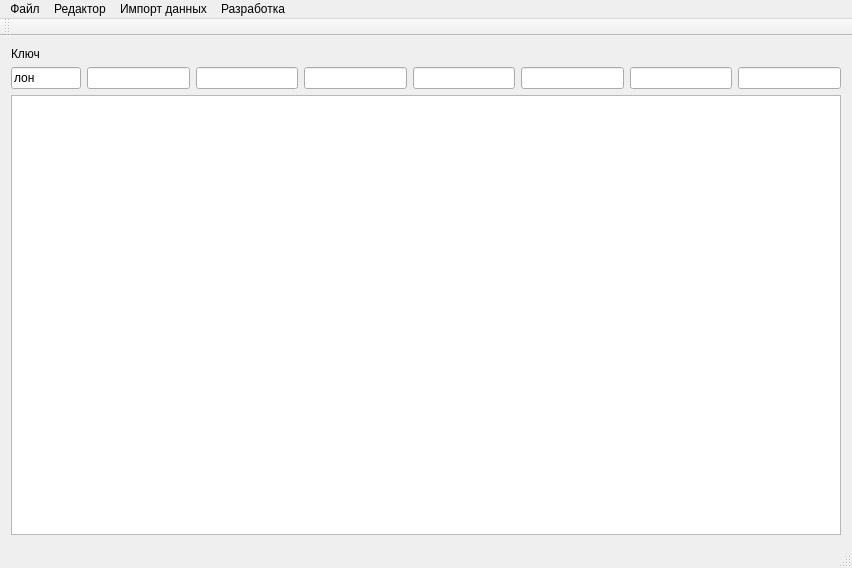
Qt form mainwindow.ui (drWebber/workbench) before a commit.
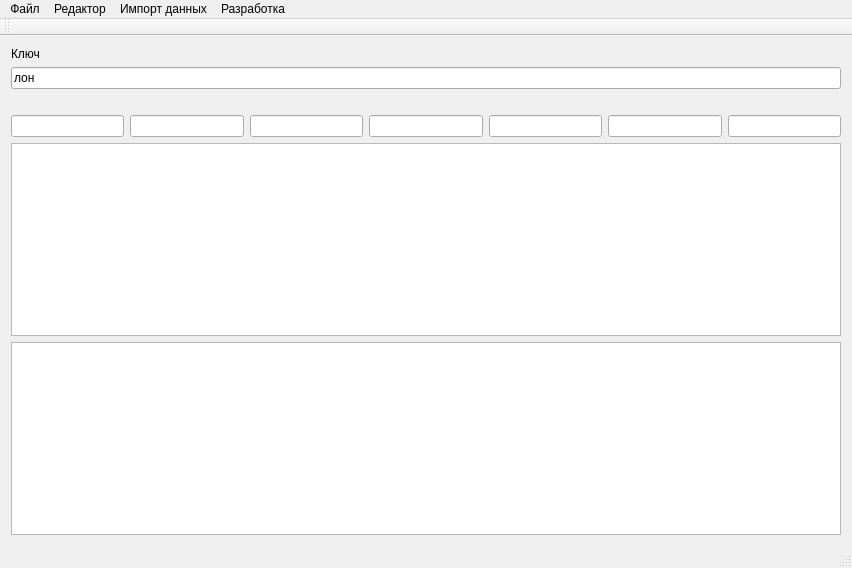
The same form after that commit.

```diff
--- a/mainwindow.ui
+++ b/mainwindow.ui
@@ -15,7 +15,15 @@
   </property>
   <widget class="QWidget" name="centralWidget">
    <layout class="QGridLayout" name="gridLayout">
-    <item row="0" column="0">
+    <item row="2" column="1">
+     <layout class="QGridLayout" name="gridLayout_3">
+      <item row="2" column="1">
+       <widget class="QTableView" name="tbvInvoice"/>
+      </item>
+      <item row="1" column="1">
+       <widget class="QTableView" name="tableView"/>
+      </item>
+      <item row="0" column="1">
      <layout class="QVBoxLayout" name="verticalLayout">
       <item>
        <widget class="QLabel" name="lbKey">
@@ -31,9 +39,7 @@
         </property>
        </widget>
       </item>
-     </layout>
-    </item>
-    <item row="0" column="1">
+        <item>
      <layout class="QGridLayout" name="gridLayout_2">
       <item row="1" column="4">
        <widget class="QLineEdit" name="leVal5"/>
@@ -105,10 +111,18 @@
         </property>
        </widget>
       </item>
-     </layout>
-    </item>
-    <item row="1" column="0" colspan="2">
-     <widget class="QTableView" name="tableView"/>
+          <item row="0" column="5">
+           <widget class="QLabel" name="lbPatt6">
+            <property name="text">
+             <string/>
+            </property>
+           </widget>
+          </item>
+         </layout>
+        </item>
+       </layout>
+      </item>
+     </layout>
     </item>
    </layout>
   </widget>
```
Left out of the diff: 60 changed lines with no effect on the pictures. Lines whose indentation alone changed are shown as unchanged.
